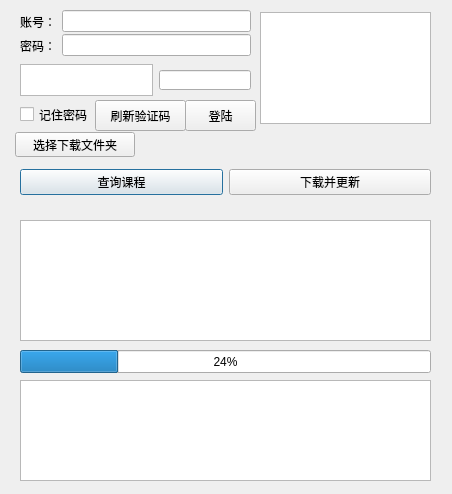
First picture: the form in dialog.ui, repository wujiahao15/UCAS_AutoDownload, before the edit.
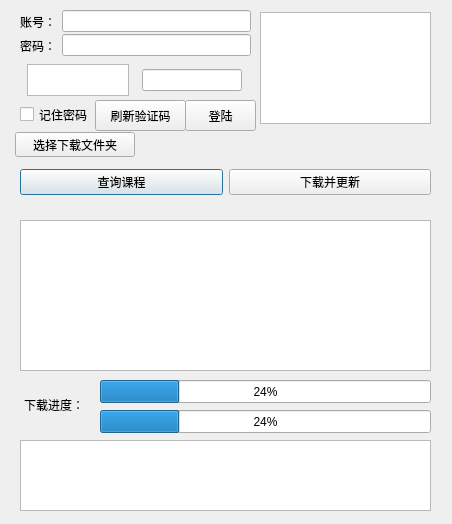
Second picture: the form after the edit.

```diff
--- a/dialog.ui
+++ b/dialog.ui
@@ -7,7 +7,7 @@
     <x>0</x>
     <y>0</y>
     <width>452</width>
-    <height>494</height>
+    <height>524</height>
    </rect>
   </property>
   <property name="windowTitle">
@@ -81,7 +81,7 @@
      <widget class="QGraphicsView" name="certImage">
       <property name="maximumSize">
        <size>
-        <width>150</width>
+        <width>102</width>
         <height>32</height>
        </size>
       </property>
@@ -91,8 +91,8 @@
      <widget class="QLineEdit" name="certCode">
       <property name="maximumSize">
        <size>
-        <width>150</width>
-        <height>20</height>
+        <width>100</width>
+        <height>22</height>
        </size>
       </property>
       <property name="text">
@@ -108,7 +108,7 @@
      <x>20</x>
      <y>220</y>
      <width>411</width>
-     <height>121</height>
+     <height>151</height>
     </rect>
    </property>
   </widget>
@@ -225,26 +225,52 @@
   <widget class="QProgressBar" name="progressBar">
    <property name="geometry">
     <rect>
-     <x>20</x>
-     <y>350</y>
-     <width>411</width>
-     <height>23</height>
-    </rect>
-   </property>
-   <property name="value">
-    <number>24</number>
-   </property>
-  </widget>
-  <widget class="QTextBrowser" name="progressInfo">
-   <property name="geometry">
-    <rect>
-     <x>20</x>
+     <x>100</x>
      <y>380</y>
+     <width>331</width>
+     <height>23</height>
+    </rect>
+   </property>
+   <property name="value">
+    <number>24</number>
+   </property>
+  </widget>
+  <widget class="QTextBrowser" name="progressInfo">
+   <property name="geometry">
+    <rect>
+     <x>20</x>
+     <y>440</y>
      <width>411</width>
-     <height>101</height>
+     <height>71</height>
     </rect>
    </property>
   </widget>
+  <widget class="QLabel" name="label_3">
+   <property name="geometry">
+    <rect>
+     <x>24</x>
+     <y>397</y>
+     <width>59</width>
+     <height>16</height>
+    </rect>
+   </property>
+   <property name="text">
+    <string>下载进度：</string>
+   </property>
+  </widget>
+  <widget class="QProgressBar" name="subProgressBar">
+   <property name="geometry">
+    <rect>
+     <x>100</x>
+     <y>410</y>
+     <width>331</width>
+     <height>23</height>
+    </rect>
+   </property>
+   <property name="value">
+    <number>24</number>
+   </property>
+  </widget>
  </widget>
  <resources/>
  <connections/>
```
